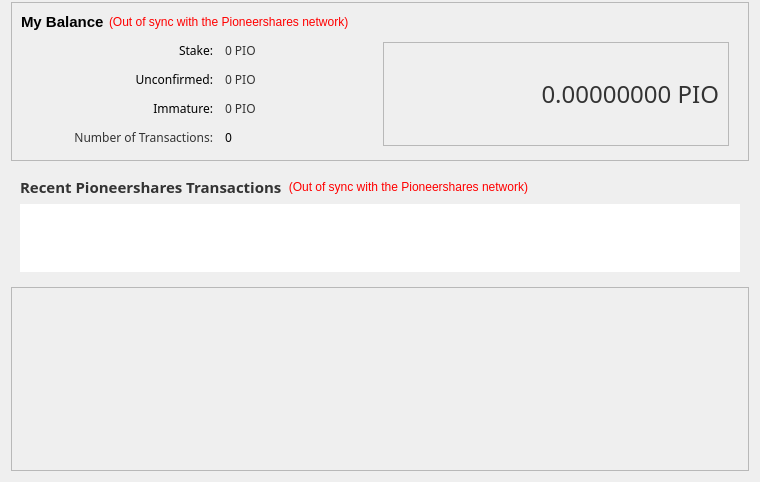
BlockPioneers/pioneershares, file src/qt/forms/overviewpage.ui: the form before one commit.
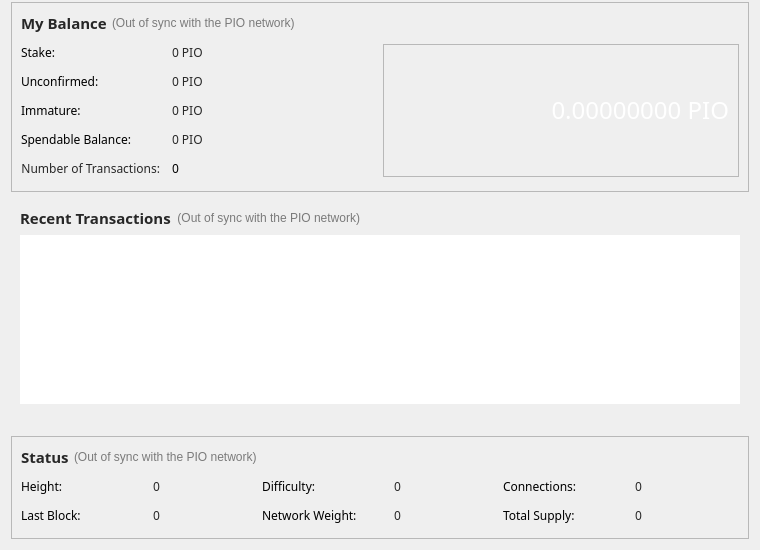
The form after the commit. Custom widgets are drawn as their Qt base class.

Diff of the .ui file:
```diff
--- a/src/qt/forms/overviewpage.ui
+++ b/src/qt/forms/overviewpage.ui
@@ -7,13 +7,13 @@
     <x>0</x>
     <y>0</y>
     <width>760</width>
-    <height>397</height>
+    <height>550</height>
    </rect>
   </property>
   <property name="windowTitle">
    <string>Form</string>
   </property>
-  <layout class="QVBoxLayout" name="verticalLayout_5" stretch="0,1,0">
+  <layout class="QVBoxLayout" name="verticalLayout_5" stretch="0,1,0,0">
    <property name="topMargin">
     <number>2</number>
    </property>
@@ -35,13 +35,14 @@
          <widget class="QLabel" name="label_5">
           <property name="font">
            <font>
+            <family>Sans</family>
             <pointsize>11</pointsize>
             <weight>75</weight>
             <bold>true</bold>
            </font>
           </property>
           <property name="text">
-           <string>My Balance</string>
+           <string>&lt;html&gt;&lt;head/&gt;&lt;body&gt;&lt;p&gt;&lt;span style=&quot; font-size:11pt; color:#272727;&quot;&gt;My Balance&lt;/span&gt;&lt;/p&gt;&lt;/body&gt;&lt;/html&gt;</string>
           </property>
          </widget>
         </item>
@@ -51,10 +52,10 @@
            <string>The displayed information may be out of date. Your wallet automatically synchronizes with the Pioneershares network after a connection is established, but this process has not completed yet.</string>
           </property>
           <property name="styleSheet">
-           <string notr="true">QLabel { color: red; }</string>
+           <string notr="true">QLabel { color: #7a7a7a; }</string>
           </property>
           <property name="text">
-           <string notr="true">(Out of sync with the Pioneershares network)</string>
+           <string notr="true">(Out of sync with the PIO network)</string>
           </property>
           <property name="alignment">
            <set>Qt::AlignLeading|Qt::AlignLeft|Qt::AlignVCenter</set>
@@ -78,15 +79,9 @@
       </item>
       <item>
        <layout class="QHBoxLayout" name="horizontalLayout">
-        <property name="leftMargin">
-         <number>10</number>
-        </property>
         <property name="topMargin">
          <number>5</number>
         </property>
-        <property name="rightMargin">
-         <number>10</number>
-        </property>
         <property name="bottomMargin">
          <number>5</number>
         </property>
@@ -111,7 +106,7 @@
             </property>
             <property name="minimumSize">
              <size>
-              <width>182</width>
+              <width>120</width>
               <height>0</height>
              </size>
             </property>
@@ -129,9 +124,6 @@
             <property name="text">
              <string>Stake:</string>
             </property>
-            <property name="alignment">
-             <set>Qt::AlignRight|Qt::AlignTrailing|Qt::AlignVCenter</set>
-            </property>
            </widget>
           </item>
           <item row="0" column="1">
@@ -148,7 +140,7 @@
              <string>Total of coins that was staked, and do not yet count towards the current balance</string>
             </property>
             <property name="text">
-             <string notr="true">&lt;html&gt;&lt;head/&gt;&lt;body&gt;&lt;p&gt;&lt;span style=&quot; color:#333333;&quot;&gt;0 PIO&lt;/span&gt;&lt;/p&gt;&lt;/body&gt;&lt;/html&gt;</string>
+             <string notr="true">&lt;html&gt;&lt;head/&gt;&lt;body&gt;&lt;p&gt;&lt;span style=&quot; color:#272727;&quot;&gt;0 PIO&lt;/span&gt;&lt;/p&gt;&lt;/body&gt;&lt;/html&gt;</string>
             </property>
             <property name="textInteractionFlags">
              <set>Qt::LinksAccessibleByMouse|Qt::TextSelectableByKeyboard|Qt::TextSelectableByMouse</set>
@@ -165,7 +157,7 @@
             </property>
             <property name="minimumSize">
              <size>
-              <width>182</width>
+              <width>120</width>
               <height>0</height>
              </size>
             </property>
@@ -183,9 +175,6 @@
             <property name="text">
              <string>Unconfirmed:</string>
             </property>
-            <property name="alignment">
-             <set>Qt::AlignRight|Qt::AlignTrailing|Qt::AlignVCenter</set>
-            </property>
            </widget>
           </item>
           <item row="1" column="1">
@@ -202,7 +191,7 @@
              <string>Total of transactions that have yet to be confirmed, and do not yet count towards the current balance</string>
             </property>
             <property name="text">
-             <string notr="true">&lt;html&gt;&lt;head/&gt;&lt;body&gt;&lt;p&gt;&lt;span style=&quot; color:#333333;&quot;&gt;0 PIO&lt;/span&gt;&lt;/p&gt;&lt;/body&gt;&lt;/html&gt;</string>
+             <string notr="true">&lt;html&gt;&lt;head/&gt;&lt;body&gt;&lt;p&gt;&lt;span style=&quot; color:#272727;&quot;&gt;0 PIO&lt;/span&gt;&lt;/p&gt;&lt;/body&gt;&lt;/html&gt;</string>
             </property>
             <property name="textInteractionFlags">
              <set>Qt::LinksAccessibleByMouse|Qt::TextSelectableByKeyboard|Qt::TextSelectableByMouse</set>
@@ -219,7 +208,7 @@
             </property>
             <property name="minimumSize">
              <size>
-              <width>182</width>
+              <width>120</width>
               <height>0</height>
              </size>
             </property>
@@ -240,9 +229,6 @@
             <property name="text">
              <string>Immature:</string>
             </property>
-            <property name="alignment">
-             <set>Qt::AlignRight|Qt::AlignTrailing|Qt::AlignVCenter</set>
-            </property>
            </widget>
           </item>
           <item row="2" column="1">
@@ -256,7 +242,7 @@
              <string>Mined balance that has not yet matured</string>
             </property>
             <property name="text">
-             <string notr="true">&lt;html&gt;&lt;head/&gt;&lt;body&gt;&lt;p&gt;&lt;span style=&quot; color:#333333;&quot;&gt;0 PIO&lt;/span&gt;&lt;/p&gt;&lt;/body&gt;&lt;/html&gt;</string>
+             <string notr="true">&lt;html&gt;&lt;head/&gt;&lt;body&gt;&lt;p&gt;&lt;span style=&quot; color:#272727;&quot;&gt;0 PIO&lt;/span&gt;&lt;/p&gt;&lt;/body&gt;&lt;/html&gt;</string>
             </property>
             <property name="textInteractionFlags">
              <set>Qt::LinksAccessibleByMouse|Qt::TextSelectableByKeyboard|Qt::TextSelectableByMouse</set>
@@ -264,10 +250,22 @@
            </widget>
           </item>
           <item row="3" column="0">
-           <widget class="QLabel" name="label_2">
+           <widget class="QLabel" name="labelBalanceText">
+            <property name="sizePolicy">
+             <sizepolicy hsizetype="MinimumExpanding" vsizetype="Preferred">
+              <horstretch>0</horstretch>
+              <verstretch>0</verstretch>
+             </sizepolicy>
+            </property>
             <property name="minimumSize">
              <size>
-              <width>182</width>
+              <width>120</width>
+              <height>0</height>
+             </size>
+            </property>
+            <property name="baseSize">
+             <size>
+              <width>80</width>
               <height>0</height>
              </size>
             </property>
@@ -276,15 +274,54 @@
               <family>Sans</family>
              </font>
             </property>
+            <property name="layoutDirection">
+             <enum>Qt::RightToLeft</enum>
+            </property>
             <property name="text">
-             <string>&lt;html&gt;&lt;head/&gt;&lt;body&gt;&lt;p&gt;&lt;span style=&quot; color:#333333;&quot;&gt;Number of Transactions:&lt;/span&gt;&lt;/p&gt;&lt;/body&gt;&lt;/html&gt;</string>
-            </property>
-			<property name="alignment">
-             <set>Qt::AlignRight|Qt::AlignTrailing|Qt::AlignVCenter</set>
+             <string>Spendable Balance:</string>
             </property>
            </widget>
           </item>
           <item row="3" column="1">
+           <widget class="QLabel" name="labelBalance">
+            <property name="font">
+             <font>
+              <family>Sans</family>
+             </font>
+            </property>
+            <property name="toolTip">
+             <string>Current spendable balance</string>
+            </property>
+            <property name="text">
+             <string notr="true">&lt;html&gt;&lt;head/&gt;&lt;body&gt;&lt;p&gt;&lt;span style=&quot; color:#272727;&quot;&gt;0 PIO&lt;/span&gt;&lt;/p&gt;&lt;/body&gt;&lt;/html&gt;</string>
+            </property>
+            <property name="textInteractionFlags">
+             <set>Qt::LinksAccessibleByMouse|Qt::TextSelectableByKeyboard|Qt::TextSelectableByMouse</set>
+            </property>
+           </widget>
+          </item>
+          <item row="4" column="0">
+           <widget class="QLabel" name="label_2">
+            <property name="minimumSize">
+             <size>
+              <width>120</width>
+              <height>0</height>
+             </size>
+            </property>
+            <property name="font">
+             <font>
+              <family>Sans</family>
+             </font>
+            </property>
+            <property name="text">
+             <string>&lt;html&gt;&lt;head/&gt;&lt;body&gt;&lt;p&gt;&lt;span style=&quot; color:#272727;&quot;&gt;Number of Transactions:&lt;/span&gt;&lt;/p&gt;&lt;/body&gt;&lt;/html&gt;</string>
+            </property>
+            <property name="alignment">
+             <set>Qt::AlignRight|Qt::AlignTrailing|Qt::AlignVCenter</set>
+            </property>
+           </widget>
+          </item>
+          <item row="4" column="1">
            <widget class="QLabel" name="labelNumTransactions">
             <property name="font">
              <font>
@@ -314,7 +351,7 @@
           </property>
           <layout class="QVBoxLayout" name="verticalLayout_6">
            <item>
-            <widget class="QLabel" name="labelBalance">
+            <widget class="QLabel" name="labelTotal">
              <property name="sizePolicy">
               <sizepolicy hsizetype="Expanding" vsizetype="Preferred">
                <horstretch>0</horstretch>
@@ -342,7 +379,7 @@
               <string>Your current balance</string>
              </property>
              <property name="text">
-              <string notr="true">&lt;html&gt;&lt;head/&gt;&lt;body&gt;&lt;p&gt;&lt;span style=&quot; color:#333333;&quot;&gt;0.00000000 PIO&lt;/span&gt;&lt;/p&gt;&lt;/body&gt;&lt;/html&gt;</string>
+              <string notr="true">&lt;html&gt;&lt;head/&gt;&lt;body&gt;&lt;p&gt;&lt;span style=&quot; color:#ffffff;&quot;&gt;0.00000000 PIO&lt;/span&gt;&lt;/p&gt;&lt;/body&gt;&lt;/html&gt;</string>
              </property>
              <property name="alignment">
               <set>Qt::AlignRight|Qt::AlignTrailing|Qt::AlignVCenter</set>
@@ -384,7 +421,7 @@
              </font>
             </property>
             <property name="text">
-             <string>&lt;html&gt;&lt;head/&gt;&lt;body&gt;&lt;p&gt;&lt;span style=&quot; font-size:11pt; color:#333333;&quot;&gt;Recent Pioneershares Transactions&lt;/span&gt;&lt;/p&gt;&lt;/body&gt;&lt;/html&gt;</string>
+             <string>&lt;html&gt;&lt;head/&gt;&lt;body&gt;&lt;p&gt;&lt;span style=&quot; font-size:11pt; color:#272727;&quot;&gt;Recent Transactions&lt;/span&gt;&lt;/p&gt;&lt;/body&gt;&lt;/html&gt;</string>
             </property>
            </widget>
           </item>
@@ -394,10 +431,10 @@
              <string>The displayed information may be out of date. Your wallet automatically synchronizes with the Pioneershares network after a connection is established, but this process has not completed yet.</string>
             </property>
             <property name="styleSheet">
-             <string notr="true">QLabel { color: red; }</string>
+             <string notr="true">QLabel { color: #7a7a7a; }</string>
             </property>
             <property name="text">
-             <string notr="true">(Out of sync with the Pioneershares network)</string>
+             <string notr="true">(Out of sync with the PIO network)</string>
             </property>
             <property name="alignment">
              <set>Qt::AlignRight|Qt::AlignTrailing|Qt::AlignVCenter</set>
@@ -458,115 +495,425 @@
    </item>
 
    <item>
-        <widget class="QFrame" name="diffplotframe">
-         <property name="frameShape">
-          <enum>QFrame::StyledPanel</enum>
-         </property>
-         <property name="frameShadow">
-          <enum>QFrame::Raised</enum>
-         </property>
-         <layout class="QVBoxLayout" name="verticalLayout_3_1">
-          <property name="leftMargin">
-           <number>1</number>
+    <widget class="QFrame" name="frameTop_2">
+     <property name="frameShape">
+      <enum>QFrame::StyledPanel</enum>
+     </property>
+     <property name="frameShadow">
+      <enum>QFrame::Raised</enum>
+     </property>
+     <layout class="QVBoxLayout" name="verticalLayout_4_1">
+      <property name="spacing">
+       <number>5</number>
+      </property>
+      <item>
+       <layout class="QHBoxLayout" name="horizontalLayout_4_1">
+        <item>
+         <widget class="QLabel" name="label_5_1">
+          <property name="font">
+           <font>
+            <family>Sans</family>
+            <pointsize>11</pointsize>
+            <weight>75</weight>
+            <bold>true</bold>
+           </font>
           </property>
-          <property name="topMargin">
-           <number>1</number>
+          <property name="text">
+           <string>&lt;html&gt;&lt;head/&gt;&lt;body&gt;&lt;p&gt;&lt;span style=&quot; font-size:11pt; color:#272727;&quot;&gt;Status&lt;/span&gt;&lt;/p&gt;&lt;/body&gt;&lt;/html&gt;</string>
           </property>
-          <property name="rightMargin">
-           <number>1</number>
+         </widget>
+        </item>
+        <item>
+         <widget class="QLabel" name="labelNetworkStatus">
+          <property name="toolTip">
+           <string>The displayed information may be out of date. Your wallet automatically synchronizes with the PIO network after a connection is established, but this process has not completed yet.</string>
           </property>
-          <property name="bottomMargin">
-           <number>1</number>
+          <property name="styleSheet">
+           <string notr="true">QLabel { color: #7a7a7a; }</string>
           </property>
-          <item>
-           <layout class="QHBoxLayout" name="horizontalLayout_3">
-            <item>
-             <widget class="QCustomPlot" name="diffplot" native="true">
-              
-			  <property name="sizePolicy">
+          <property name="text">
+           <string notr="true">(Out of sync with the PIO network)</string>
+          </property>
+          <property name="alignment">
+           <set>Qt::AlignLeading|Qt::AlignLeft|Qt::AlignVCenter</set>
+          </property>
+         </widget>
+        </item>
+        <item>
+         <spacer name="horizontalSpacer_2_1">
+          <property name="orientation">
+           <enum>Qt::Horizontal</enum>
+          </property>
+          <property name="sizeHint" stdset="0">
+           <size>
+            <width>40</width>
+            <height>20</height>
+           </size>
+          </property>
+         </spacer>
+        </item>
+       </layout>
+      </item>
+      <item>
+       <layout class="QHBoxLayout" name="horizontalLayout_5">
+        <property name="topMargin">
+         <number>5</number>
+        </property>
+        <property name="bottomMargin">
+         <number>5</number>
+        </property>
+        <item>
+         <layout class="QFormLayout" name="formLayout_2_1">
+          <property name="fieldGrowthPolicy">
+           <enum>QFormLayout::AllNonFixedFieldsGrow</enum>
+          </property>
+          <property name="horizontalSpacing">
+           <number>12</number>
+          </property>
+          <property name="verticalSpacing">
+           <number>12</number>
+          </property>
+          <item row="0" column="0">
+           <widget class="QLabel" name="label_6_1">
+            <property name="sizePolicy">
              <sizepolicy hsizetype="MinimumExpanding" vsizetype="Preferred">
               <horstretch>0</horstretch>
               <verstretch>0</verstretch>
              </sizepolicy>
             </property>
-			  
-			  <property name="minimumSize">
-               <size>
-                <width>0</width>
-                <height>180</height>
-               </size>
-              </property>
-             </widget>
-            </item>
-           </layout>
+            <property name="minimumSize">
+             <size>
+              <width>120</width>
+              <height>0</height>
+             </size>
+            </property>
+            <property name="baseSize">
+             <size>
+              <width>80</width>
+              <height>0</height>
+             </size>
+            </property>
+            <property name="font">
+             <font>
+              <family>Sans</family>
+             </font>
+            </property>
+            <property name="text">
+             <string>Height:</string>
+            </property>
+           </widget>
           </item>
+          <item row="0" column="1">
+           <widget class="QLabel" name="heightBox">
+            <property name="font">
+             <font>
+              <family>Sans</family>
+             </font>
+            </property>
+            <property name="cursor">
+             <cursorShape>IBeamCursor</cursorShape>
+            </property>
+            <property name="toolTip">
+             <string>Current number of blocks found in the PIO Network</string>
+            </property>
+            <property name="text">
+             <string notr="true">&lt;html&gt;&lt;head/&gt;&lt;body&gt;&lt;p&gt;&lt;span style=&quot; color:#272727;&quot;&gt;0&lt;/span&gt;&lt;/p&gt;&lt;/body&gt;&lt;/html&gt;</string>
+            </property>
+            <property name="textInteractionFlags">
+             <set>Qt::LinksAccessibleByMouse|Qt::TextSelectableByKeyboard|Qt::TextSelectableByMouse</set>
+            </property>
+           </widget>
+          </item>
+          <item row="1" column="0">
+           <widget class="QLabel" name="label_3_1">
+            <property name="sizePolicy">
+             <sizepolicy hsizetype="MinimumExpanding" vsizetype="Preferred">
+              <horstretch>0</horstretch>
+              <verstretch>0</verstretch>
+             </sizepolicy>
+            </property>
+            <property name="minimumSize">
+             <size>
+              <width>120</width>
+              <height>0</height>
+             </size>
+            </property>
+            <property name="baseSize">
+             <size>
+              <width>80</width>
+              <height>0</height>
+             </size>
+            </property>
+            <property name="font">
+             <font>
+              <family>Sans</family>
+             </font>
+            </property>
+            <property name="text">
+             <string>Last Block:</string>
+            </property>
+           </widget>
+          </item>
+          <item row="1" column="1">
+           <widget class="QLabel" name="localBox">
+            <property name="font">
+             <font>
+              <family>Sans</family>
+             </font>
+            </property>
+            <property name="cursor">
+             <cursorShape>IBeamCursor</cursorShape>
+            </property>
+            <property name="toolTip">
+             <string>Time when the last block was found in the PIO Network</string>
+            </property>
+            <property name="text">
+             <string notr="true">&lt;html&gt;&lt;head/&gt;&lt;body&gt;&lt;p&gt;&lt;span style=&quot; color:#272727;&quot;&gt;0&lt;/span&gt;&lt;/p&gt;&lt;/body&gt;&lt;/html&gt;</string>
+            </property>
+            <property name="textInteractionFlags">
+             <set>Qt::LinksAccessibleByMouse|Qt::TextSelectableByKeyboard|Qt::TextSelectableByMouse</set>
+            </property>
+           </widget>
+          </item>
          </layout>
-        </widget>
-       </item>
-	   
-  <!-- <item>
-    <widget class="QFrame" name="frame_3_2">
-     <property name="lineWidth">
-      <number>0</number>
-     </property>
-     <layout class="QVBoxLayout" name="verticalLayout_3_2">
-      <item>
-       <widget class="QProgressBar" name="strengthBar">
-        <property name="font">
-         <font>
-          <weight>75</weight>
-          <bold>true</bold>
-         </font>
-        </property>
-        <property name="toolTip">
-         <string>This is your own estimated network weight. </string>
-        </property>
-        <property name="statusTip">
-         <string/>
-        </property>
-        <property name="styleSheet">
-         <string notr="true">
-QProgressBar {
-     border: 3px solid #111111;
-     border-radius: 7px;
-  	background-color: #272727;
-	text-align: center;
-	color: #ffffff;
-	height: 15px;
- }
-
- QProgressBar::chunk {
-	background: rgb(204,70,62);
-     width: 5px;
- }</string>
-        </property>
-        <property name="value">
-         <number>0</number>
-        </property>
-        <property name="invertedAppearance">
-         <bool>false</bool>
-        </property>
-        <property name="format">
-         <string>Loading...</string>
-        </property>
-       </widget>
+        </item>
+        <item>
+         <layout class="QFormLayout" name="formLayout_2_2">
+          <property name="fieldGrowthPolicy">
+           <enum>QFormLayout::AllNonFixedFieldsGrow</enum>
+          </property>
+          <property name="horizontalSpacing">
+           <number>12</number>
+          </property>
+          <property name="verticalSpacing">
+           <number>12</number>
+          </property>
+          <item row="0" column="0">
+           <widget class="QLabel" name="label_6_2">
+            <property name="sizePolicy">
+             <sizepolicy hsizetype="MinimumExpanding" vsizetype="Preferred">
+              <horstretch>0</horstretch>
+              <verstretch>0</verstretch>
+             </sizepolicy>
+            </property>
+            <property name="minimumSize">
+             <size>
+              <width>120</width>
+              <height>0</height>
+             </size>
+            </property>
+            <property name="baseSize">
+             <size>
+              <width>80</width>
+              <height>0</height>
+             </size>
+            </property>
+            <property name="font">
+             <font>
+              <family>Sans</family>
+             </font>
+            </property>
+            <property name="text">
+             <string>Difficulty:</string>
+            </property>
+           </widget>
+          </item>
+          <item row="0" column="1">
+           <widget class="QLabel" name="diffBox2">
+            <property name="font">
+             <font>
+              <family>Sans</family>
+             </font>
+            </property>
+            <property name="cursor">
+             <cursorShape>IBeamCursor</cursorShape>
+            </property>
+            <property name="toolTip">
+             <string>Current Proof-of-Stake Difficulty in the PIO Network</string>
+            </property>
+            <property name="text">
+             <string notr="true">&lt;html&gt;&lt;head/&gt;&lt;body&gt;&lt;p&gt;&lt;span style=&quot; color:#272727;&quot;&gt;0&lt;/span&gt;&lt;/p&gt;&lt;/body&gt;&lt;/html&gt;</string>
+            </property>
+            <property name="textInteractionFlags">
+             <set>Qt::LinksAccessibleByMouse|Qt::TextSelectableByKeyboard|Qt::TextSelectableByMouse</set>
+            </property>
+           </widget>
+          </item>
+		  <item row="1" column="0">
+           <widget class="QLabel" name="label_3_3">
+            <property name="sizePolicy">
+             <sizepolicy hsizetype="MinimumExpanding" vsizetype="Preferred">
+              <horstretch>0</horstretch>
+              <verstretch>0</verstretch>
+             </sizepolicy>
+            </property>
+            <property name="minimumSize">
+             <size>
+              <width>120</width>
+              <height>0</height>
+             </size>
+            </property>
+            <property name="baseSize">
+             <size>
+              <width>80</width>
+              <height>0</height>
+             </size>
+            </property>
+            <property name="font">
+             <font>
+              <family>Sans</family>
+             </font>
+            </property>
+            <property name="text">
+             <string>Network Weight:</string>
+            </property>
+           </widget>
+          </item>
+          <item row="1" column="1">
+           <widget class="QLabel" name="maxBox">
+            <property name="font">
+             <font>
+              <family>Sans</family>
+             </font>
+            </property>
+            <property name="cursor">
+             <cursorShape>IBeamCursor</cursorShape>
+            </property>
+            <property name="toolTip">
+             <string>Current total Stake Weight in the PIO Network</string>
+            </property>
+            <property name="text">
+             <string notr="true">&lt;html&gt;&lt;head/&gt;&lt;body&gt;&lt;p&gt;&lt;span style=&quot; color:#272727;&quot;&gt;0&lt;/span&gt;&lt;/p&gt;&lt;/body&gt;&lt;/html&gt;</string>
+            </property>
+            <property name="textInteractionFlags">
+             <set>Qt::LinksAccessibleByMouse|Qt::TextSelectableByKeyboard|Qt::TextSelectableByMouse</set>
+            </property>
+           </widget>
+          </item>
+         </layout>
+        </item>
+        <item>
+         <layout class="QFormLayout" name="formLayout_2_3">
+          <property name="fieldGrowthPolicy">
+           <enum>QFormLayout::AllNonFixedFieldsGrow</enum>
+          </property>
+          <property name="horizontalSpacing">
+           <number>12</number>
+          </property>
+          <property name="verticalSpacing">
+           <number>12</number>
+          </property>
+		  <item row="0" column="0">
+           <widget class="QLabel" name="weight">
+            <property name="sizePolicy">
+             <sizepolicy hsizetype="MinimumExpanding" vsizetype="Preferred">
+              <horstretch>0</horstretch>
+              <verstretch>0</verstretch>
+             </sizepolicy>
+            </property>
+            <property name="minimumSize">
+             <size>
+              <width>120</width>
+              <height>0</height>
+             </size>
+            </property>
+            <property name="baseSize">
+             <size>
+              <width>80</width>
+              <height>0</height>
+             </size>
+            </property>
+            <property name="font">
+             <font>
+              <family>Sans</family>
+             </font>
+            </property>
+            <property name="layoutDirection">
+             <enum>Qt::RightToLeft</enum>
+            </property>
+            <property name="text">
+             <string>Connections:</string>
+            </property>
+           </widget>
+          </item>
+          <item row="0" column="1">
+           <widget class="QLabel" name="connectionBox">
+            <property name="font">
+             <font>
+              <family>Sans</family>
+             </font>
+            </property>
+            <property name="toolTip">
+             <string>Current amount of connections your wallet has to the PIO Network</string>
+            </property>
+            <property name="text">
+             <string notr="true">&lt;html&gt;&lt;head/&gt;&lt;body&gt;&lt;p&gt;&lt;span style=&quot; color:#272727;&quot;&gt;0&lt;/span&gt;&lt;/p&gt;&lt;/body&gt;&lt;/html&gt;</string>
+            </property>
+            <property name="textInteractionFlags">
+             <set>Qt::LinksAccessibleByMouse|Qt::TextSelectableByKeyboard|Qt::TextSelectableByMouse</set>
+            </property>
+           </widget>
+          </item>
+		  <item row="1" column="0">
+           <widget class="QLabel" name="supply">
+            <property name="sizePolicy">
+             <sizepolicy hsizetype="MinimumExpanding" vsizetype="Preferred">
+              <horstretch>0</horstretch>
+              <verstretch>0</verstretch>
+             </sizepolicy>
+            </property>
+            <property name="minimumSize">
+             <size>
+              <width>120</width>
+              <height>0</height>
+             </size>
+            </property>
+            <property name="baseSize">
+             <size>
+              <width>80</width>
+              <height>0</height>
+             </size>
+            </property>
+            <property name="font">
+             <font>
+              <family>Sans</family>
+             </font>
+            </property>
+            <property name="layoutDirection">
+             <enum>Qt::RightToLeft</enum>
+            </property>
+            <property name="text">
+             <string>Total Supply:</string>
+            </property>
+           </widget>
+          </item>
+          <item row="1" column="1">
+           <widget class="QLabel" name="volumeBox">
+            <property name="font">
+             <font>
+              <family>Sans</family>
+             </font>
+            </property>
+            <property name="toolTip">
+             <string>Total amount of PIO in circulation</string>
+            </property>
+            <property name="text">
+             <string notr="true">&lt;html&gt;&lt;head/&gt;&lt;body&gt;&lt;p&gt;&lt;span style=&quot; color:#272727;&quot;&gt;0&lt;/span&gt;&lt;/p&gt;&lt;/body&gt;&lt;/html&gt;</string>
+            </property>
+            <property name="textInteractionFlags">
+             <set>Qt::LinksAccessibleByMouse|Qt::TextSelectableByKeyboard|Qt::TextSelectableByMouse</set>
+            </property>
+           </widget>
+          </item>
+         </layout>
+        </item>
+       </layout>
       </item>
      </layout>
     </widget>
-   </item>	   -->
-	   
+   </item>
   </layout>
  </widget>
- 
- <customwidgets>
-  <customwidget>
-   <class>QCustomPlot</class>
-   <extends>QWidget</extends>
-   <header>qt/qcustomplot.h</header>
-   <container>1</container>
-  </customwidget>
- </customwidgets>
- 
  <resources/>
  <connections/>
 </ui>
```
Left out of the diff: 9 changed lines with no effect on the pictures.
